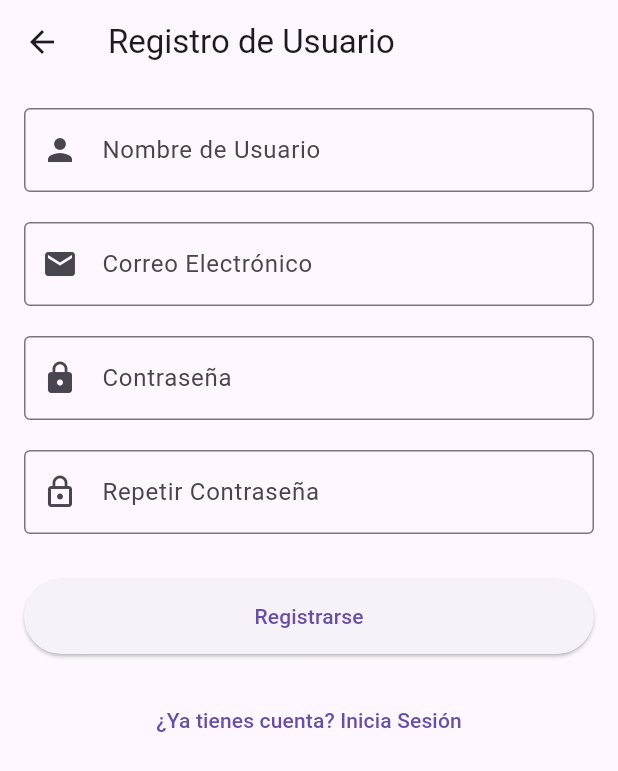
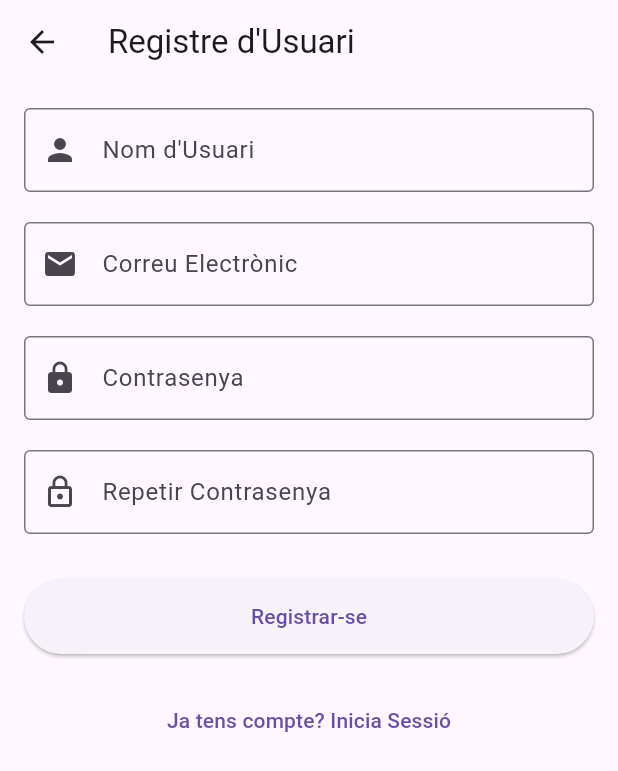
Before and after one commit to Red1-1/APP_la_trobada, a Flutter app: the Register screen opened by its route, on a phone screen of 412 x 824 dp. Shown: the top 771 px of the screen. Run offline on Flutter 3.47's test engine with Material 3 defaults, Android fonts, the phone set to English and light mode, and no system bars.

Commit message:
Comentaris i canvis d'ips

```diff
--- a/lib/Login-register/login.dart
+++ b/lib/Login-register/login.dart
@@ -1,80 +1,87 @@
 import 'package:flutter/material.dart';
 import 'package:http/http.dart' as http;
 import 'dart:convert';
-import 'register.dart'; // Asegúrate de que esta ruta es correcta
-import '../coleccio/coleccio.dart';
+import 'register.dart'; // Importa la pantalla de registre
+import '../coleccio/coleccio.dart'; // Importa la pantalla de la col·lecció
 
 class Login extends StatelessWidget {
   const Login({super.key});
 
   @override
   Widget build(BuildContext context) {
+    // Controladors pels camps del formulari
     final TextEditingController emailController = TextEditingController();
     final TextEditingController passwordController = TextEditingController();
 
-    // Función para realizar el login
+    // Funció per fer login
     Future<void> _loginUser() async {
+      // Validació de camps buits
       if (emailController.text.isEmpty || passwordController.text.isEmpty) {
         ScaffoldMessenger.of(context).showSnackBar(
-          const SnackBar(content: Text('Por favor, complete todos los campos')),
+          const SnackBar(content: Text('Si us plau, omple tots els camps')),
         );
         return;
       }
 
-      const String apiUrl = 'http://10.100.0.78:5000/api/login';
+      // URL de l'API de login
+      const String apiUrl = 'http://10.100.3.25:5000/api/login';
 
       try {
+        // Preparar dades per enviar
         final Map<String, dynamic> requestBody = {
           'usuari': emailController.text,
           'contrasenya': passwordController.text,
         };
 
+        // Fer petició POST
         final response = await http.post(
           Uri.parse(apiUrl),
           headers: {'Content-Type': 'application/json'},
           body: json.encode(requestBody),
         );
 
-        print('Response status: ${response.statusCode}'); // Debug
-        print('Response body: ${response.body}'); // Debug
-
+        // Processar resposta
         if (response.statusCode == 200) {
           final responseData = json.decode(response.body);
           ScaffoldMessenger.of(context).showSnackBar(
-            SnackBar(content: Text('Bienvenido ${responseData['status']}')),
+            SnackBar(content: Text('Benvingut ${responseData['status']}')),
           );
 
+          // Navegar a la pantalla principal
           Navigator.pushReplacement(
-          context,
-          MaterialPageRoute(builder: (context) => Coleccio()),
+            context,
+            MaterialPageRoute(builder: (context) => Coleccio()),
           );
 
         } else {
+          // Mostrar error
           final errorData = json.decode(response.body);
           ScaffoldMessenger.of(context).showSnackBar(
             SnackBar(content: Text(errorData['message'] ?? 'Error en el login')),
           );
         }
       } catch (e) {
-        print('Error: $e'); // Debug
+        print('Error: $e'); // Per depuració
         ScaffoldMessenger.of(context).showSnackBar(
-          SnackBar(content: Text('Error de conexión: ${e.toString()}')),
+          SnackBar(content: Text('Error de connexió: ${e.toString()}')),
         );
       }
     }
+
     return Scaffold(
       appBar: AppBar(
-        title: const Text('Inicio de Sesión'),
+        title: const Text('Inici de Sessió'),
       ),
       body: Padding(
         padding: const EdgeInsets.all(16.0),
         child: Column(
           mainAxisAlignment: MainAxisAlignment.center,
           children: [
+            // Camp per l'email
             TextField(
               controller: emailController,
               decoration: const InputDecoration(
-                labelText: 'Correo Electrónico',
+                labelText: 'Correu Electrònic',
                 border: OutlineInputBorder(),
                 prefixIcon: Icon(Icons.email),
               ),
@@ -83,10 +90,11 @@ class Login extends StatelessWidget {
 
             const SizedBox(height: 20),
 
+            // Camp per la contrasenya
             TextField(
               controller: passwordController,
               decoration: const InputDecoration(
-                labelText: 'Contraseña',
+                labelText: 'Contrasenya',
                 border: OutlineInputBorder(),
                 prefixIcon: Icon(Icons.lock),
               ),
@@ -95,6 +103,7 @@ class Login extends StatelessWidget {
 
             const SizedBox(height: 30),
 
+            // Botó per fer login
             ElevatedButton(
               onPressed: () async {
                 await _loginUser();
@@ -102,11 +111,12 @@ class Login extends StatelessWidget {
               style: ElevatedButton.styleFrom(
                 minimumSize: const Size(double.infinity, 50),
               ),
-              child: const Text('Iniciar Sesión'),
+              child: const Text('Iniciar Sessió'),
             ),
 
             const SizedBox(height: 20),
 
+            // Enllaç per anar al registre
             TextButton(
               onPressed: () {
                 Navigator.push(
@@ -114,7 +124,7 @@ class Login extends StatelessWidget {
                   MaterialPageRoute(builder: (context) => const Register()),
                 );
               },
-              child: const Text('¿No tienes cuenta? Regístrate'),
+              child: const Text('No tens compte? Registra\'t'),
             ),
           ],
         ),
--- a/lib/Login-register/register.dart
+++ b/lib/Login-register/register.dart
@@ -7,85 +7,86 @@ class Register extends StatelessWidget {
 
   @override
   Widget build(BuildContext context) {
+    // Controladors pels camps del formulari
     final TextEditingController usernameController = TextEditingController();
     final TextEditingController emailController = TextEditingController();
     final TextEditingController passwordController = TextEditingController();
     final TextEditingController confirmPasswordController = TextEditingController();
 
-    // Función para realizar el registro
+    // Funció per registrar l'usuari
     Future<void> _registerUser() async {
-      // Validación de campos vacíos
+      // Validació de camps buits
       if (usernameController.text.isEmpty ||
           emailController.text.isEmpty ||
           passwordController.text.isEmpty ||
           confirmPasswordController.text.isEmpty) {
         ScaffoldMessenger.of(context).showSnackBar(
-          const SnackBar(content: Text('Por favor, complete todos los campos')),
+          const SnackBar(content: Text('Si us plau, omple tots els camps')),
         );
         return;
       }
 
-      // Validación de contraseñas coincidentes
+      // Validació de contrasenyes coincidents
       if (passwordController.text != confirmPasswordController.text) {
         ScaffoldMessenger.of(context).showSnackBar(
-          const SnackBar(content: Text('Las contraseñas no coinciden')),
+          const SnackBar(content: Text('Les contrasenyes no coincideixen')),
         );
         return;
       }
 
-      // Validación básica de email
+      // Validació bàsica d'email
       if (!emailController.text.contains('@')) {
         ScaffoldMessenger.of(context).showSnackBar(
-          const SnackBar(content: Text('Por favor ingrese un email válido')),
+          const SnackBar(content: Text('Si us plau introdueix un email vàlid')),
         );
         return;
       }
 
-      // URL de tu API Flask (ajusta según tu configuración)
-      const String apiUrl = 'http://10.100.0.78:5000/api/register';
+      // URL de l'API Flask (ajusta segons la teva configuració)
+      const String apiUrl = 'http://10.100.3.25:5000/api/register';
 
       try {
-        // Crear el cuerpo de la petición
+        // Crear el cos de la petició
         final Map<String, dynamic> requestBody = {
           'nom_usuari': usernameController.text,
           'correu': emailController.text,
           'contrasenya': passwordController.text,
         };
 
-        // Realizar la petición POST
+        // Fer la petició POST
         final response = await http.post(
           Uri.parse(apiUrl),
           headers: {'Content-Type': 'application/json'},
           body: json.encode(requestBody),
         );
 
-        // Procesar la respuesta
-        if (response.statusCode == 201) { // 201 es común para creación exitosa
+        // Processar la resposta
+        if (response.statusCode == 201) { // 201 és comú per creació exitosa
           final responseData = json.decode(response.body);
           ScaffoldMessenger.of(context).showSnackBar(
-            SnackBar(content: Text('Registro exitoso: ${responseData['message']}')),
+            SnackBar(content: Text('Registre exitós: ${responseData['message']}')),
           );
 
-          // Navegar de vuelta al login después del registro exitoso
+          // Tornar al login després del registre exitós
           Navigator.pop(context);
         } else {
-          // Error en el registro
+          // Error en el registre
           final errorData = json.decode(response.body);
           ScaffoldMessenger.of(context).showSnackBar(
-            SnackBar(content: Text(errorData['message'] ?? 'Error en el registro')),
+            SnackBar(content: Text(errorData['message'] ?? 'Error en el registre')),
           );
         }
       } catch (e) {
-        // Error de conexión
+        // Error de connexió
         ScaffoldMessenger.of(context).showSnackBar(
-          SnackBar(content: Text('Error de conexión: ${e.toString()}')),
+          SnackBar(content: Text('Error de connexió: ${e.toString()}')),
         );
       }
     }
 
     return Scaffold(
       appBar: AppBar(
-        title: const Text('Registro de Usuario'),
+        title: const Text('Registre d\'Usuari'),
       ),
       body: Padding(
         padding: const EdgeInsets.all(16.0),
@@ -93,11 +94,11 @@ class Register extends StatelessWidget {
           child: Column(
             mainAxisAlignment: MainAxisAlignment.center,
             children: [
-              // Campo de nombre de usuario
+              // Camp de nom d'usuari
               TextField(
                 controller: usernameController,
                 decoration: const InputDecoration(
-                  labelText: 'Nombre de Usuario',
+                  labelText: 'Nom d\'Usuari',
                   border: OutlineInputBorder(),
                   prefixIcon: Icon(Icons.person),
                 ),
@@ -105,11 +106,11 @@ class Register extends StatelessWidget {
 
               const SizedBox(height: 20),
 
-              // Campo de email
+              // Camp d'email
               TextField(
                 controller: emailController,
                 decoration: const InputDecoration(
-                  labelText: 'Correo Electrónico',
+                  labelText: 'Correu Electrònic',
                   border: OutlineInputBorder(),
                   prefixIcon: Icon(Icons.email),
                 ),
@@ -118,11 +119,11 @@ class Register extends StatelessWidget {
 
               const SizedBox(height: 20),
 
-              // Campo de contraseña
+              // Camp de contrasenya
               TextField(
                 controller: passwordController,
                 decoration: const InputDecoration(
-                  labelText: 'Contraseña',
+                  labelText: 'Contrasenya',
                   border: OutlineInputBorder(),
                   prefixIcon: Icon(Icons.lock),
                 ),
@@ -131,11 +132,11 @@ class Register extends StatelessWidget {
 
               const SizedBox(height: 20),
 
-              // Campo de confirmar contraseña
+              // Camp de confirmar contrasenya
               TextField(
                 controller: confirmPasswordController,
                 decoration: const InputDecoration(
-                  labelText: 'Repetir Contraseña',
+                  labelText: 'Repetir Contrasenya',
                   border: OutlineInputBorder(),
                   prefixIcon: Icon(Icons.lock_outline),
                 ),
@@ -144,7 +145,7 @@ class Register extends StatelessWidget {
 
               const SizedBox(height: 30),
 
-              // Botón de registro
+              // Botó de registre
               ElevatedButton(
                 onPressed: () async {
                   await _registerUser();
@@ -152,17 +153,17 @@ class Register extends StatelessWidget {
                 style: ElevatedButton.styleFrom(
                   minimumSize: const Size(double.infinity, 50),
                 ),
-                child: const Text('Registrarse'),
+                child: const Text('Registrar-se'),
               ),
 
               const SizedBox(height: 20),
 
-              // Opción para volver al login
+              // Opció per tornar al login
               TextButton(
                 onPressed: () {
                   Navigator.pop(context);
                 },
-                child: const Text('¿Ya tienes cuenta? Inicia Sesión'),
+                child: const Text('Ja tens compte? Inicia Sessió'),
               ),
             ],
           ),
--- a/lib/routes.dart
+++ b/lib/routes.dart
@@ -1,19 +1,20 @@
-import 'package:flutter/material.dart';
-import './Xat/xat.dart';
-import 'Foro/foro.dart';
-import 'Scanner/scanner.dart';
-import 'usuari/usuari.dart';
-import 'coleccio/coleccio.dart';
-import 'Login-register/login.dart';
-import 'Login-register/register.dart';
+// Importacions de paquets i fitxers necessaris
+import 'package:flutter/material.dart';  // Biblioteca principal de Flutter
+import './Xat/xat.dart';                 // Pantalla del xat
+import 'Foro/foro.dart';                 // Pantalla del fòrum
+import 'Scanner/scanner.dart';           // Pantalla de l'scanner
+import 'usuari/usuari.dart';             // Pantalla de l'usuari
+import 'coleccio/coleccio.dart';         // Pantalla de la col·lecció
+import 'Login-register/login.dart';      // Pantalla d'inici de sessió
+import 'Login-register/register.dart';   // Pantalla de registre
 
-
+// Mapa que defineix les rutes de l'aplicació
 final Map<String, WidgetBuilder> appRoutes = {
-  '/': (context) => Login(),
-  '/register': (context) => Register(), // Página de registro
-  '/foro': (context) => Foro(), // Página Cámara
-  '/usuari': (context) => Usuari(), // Página Galería
-  '/coleccio': (context) => Coleccio(),
-  '/Scanner':(context) => Scanner(),
-  '/Xat':(context) => Xat(),// Página Reproductor
+  '/': (context) => Login(),         // Ruta inicial (pantalla de login)
+  '/register': (context) => Register(), // Pantalla de registre
+  '/foro': (context) => Foro(),      // Pantalla del fòrum
+  '/usuari': (context) => Usuari(),  // Pantalla del perfil d'usuari
+  '/coleccio': (context) => Coleccio(), // Pantalla de la col·lecció
+  '/Scanner': (context) => Scanner(), // Pantalla de l'scanner
+  '/Xat': (context) => Xat(),        // Pantalla del xat
 };
```
Also changed, not shown: lib/BD/db_calls.dart (+16 -4 lines), lib/coleccio/coleccio.dart (+37 -37 lines), lib/main.dart (+10 -7 lines), 5 other files.
